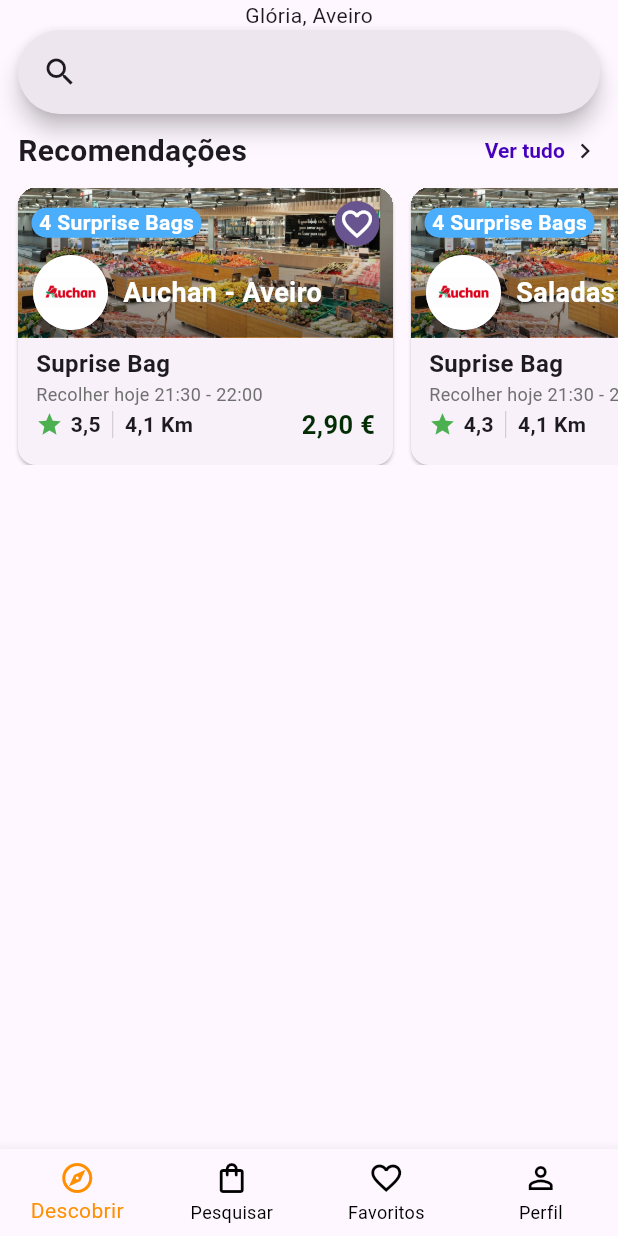
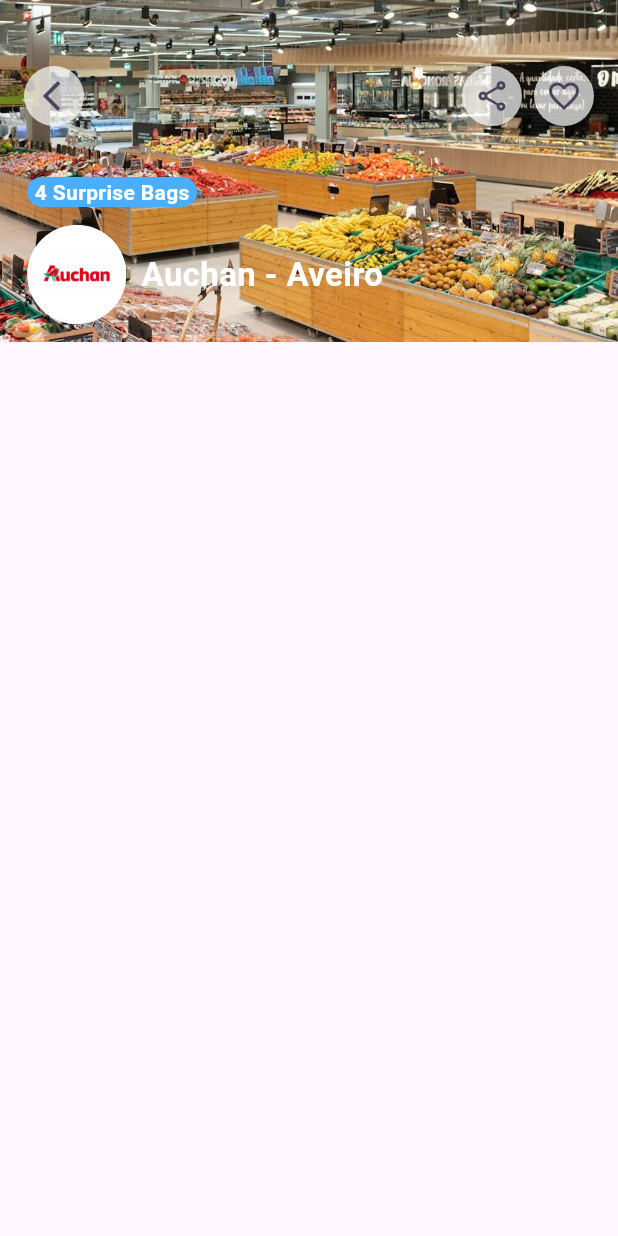
Before and after one commit to Migas77/homework_cm, a Flutter app: the screen it shows after launch, after a tap on an icon or button, on a phone screen of 412 x 824 dp. Run offline on Flutter 3.47's test engine with Material 3 defaults, Android fonts, the phone set to English and light mode, and no system bars; our stand-ins replace animated_toggle_switch, google_maps_flutter.

Commit message:
store screen started with store image and stack of buttons and image logos and surprise bags

```diff
--- a/lib/data/highlights.dart
+++ b/lib/data/highlights.dart
@@ -10,8 +10,8 @@
   });
 }
 
-Highlight h_quality_price_racio = Highlight(icon: const Icon(Icons.insert_emoticon_sharp), description: "Boa relação qualidade-preço");
-Highlight h_delicious_food = Highlight(icon: const Icon(Icons.insert_emoticon_sharp), description: "Comida deliciosa");
-Highlight h_friendly_staff = Highlight(icon: const Icon(Icons.insert_emoticon_sharp), description: "Funcionários Amigáveis");
-Highlight h_good_quantity = Highlight(icon: const Icon(Icons.insert_emoticon_sharp), description: "Boa Quantidade de Comida");
-Highlight h_fast_retrieval = Highlight(icon: const Icon(Icons.insert_emoticon_sharp), description: "Recolha Rápida");
+Highlight hQualityPriceRatio = Highlight(icon: const Icon(Icons.insert_emoticon_sharp), description: "Boa relação qualidade-preço");
+Highlight hDeliciousFood = Highlight(icon: const Icon(Icons.insert_emoticon_sharp), description: "Comida deliciosa");
+Highlight hFriendlyStaff = Highlight(icon: const Icon(Icons.insert_emoticon_sharp), description: "Funcionários Amigáveis");
+Highlight hGoodQuantity = Highlight(icon: const Icon(Icons.insert_emoticon_sharp), description: "Boa Quantidade de Comida");
+Highlight hFastRetrieval = Highlight(icon: const Icon(Icons.insert_emoticon_sharp), description: "Recolha Rápida");
--- a/lib/data/stores.dart
+++ b/lib/data/stores.dart
@@ -52,7 +52,7 @@
       closingRetrievalHours: "20:00",
       address: "R. Dom Manuel Barbuda e Vasconcelos",
       mealType: "Mercearia",
-      top3Highlights: [h_quality_price_racio, h_delicious_food, h_friendly_staff],
+      top3Highlights: [hQualityPriceRatio, hDeliciousFood, hFriendlyStaff],
       availableSurpriseBags: 4,
       last6monthsReviewCount: 150,
       rating: 3.5,
@@ -67,7 +67,7 @@
       closingRetrievalHours: "22:00",
       address: "Rua São Sebastião n 31",
       mealType: "Menu do dia",
-      top3Highlights: [h_quality_price_racio, h_delicious_food, h_friendly_staff],
+      top3Highlights: [hQualityPriceRatio, hDeliciousFood, hFriendlyStaff],
       availableSurpriseBags: 4,
       last6monthsReviewCount: 290,
       rating: 4.3,
@@ -82,7 +82,7 @@
       closingRetrievalHours: "23:15",
       address: "R. Direita de Aradas 103, 3810-005 Aveiro, Portugal",
       mealType: "Jantar",
-      top3Highlights: [h_quality_price_racio, h_good_quantity, h_fast_retrieval],
+      top3Highlights: [hQualityPriceRatio, hGoodQuantity, hFastRetrieval],
       availableSurpriseBags: 1,
       last6monthsReviewCount: 213,
       rating: 4.7,
@@ -97,7 +97,7 @@
       closingRetrievalHours: "21:00",
       address: "Via Cândido Teles 7, 3830-126 Ílhavo, Portugal",
       mealType: "Pastelaria",
-      top3Highlights: [h_quality_price_racio, h_good_quantity, h_fast_retrieval],
+      top3Highlights: [hQualityPriceRatio, hGoodQuantity, hFastRetrieval],
       availableSurpriseBags: 3,
       last6monthsReviewCount: 178,
       rating: 4.6,
@@ -112,7 +112,7 @@
       closingRetrievalHours: "15:00",
       address: "Centro Comercial Oita, 2.ºpiso, loja 406, Av. Dr. Lourenço Peixinho Loja 406, 3800-140 Aveiro, Portugal",
       mealType: "Refeição",
-      top3Highlights: [h_quality_price_racio, h_friendly_staff, h_delicious_food],
+      top3Highlights: [hQualityPriceRatio, hFriendlyStaff, hDeliciousFood],
       availableSurpriseBags: 4,
       last6monthsReviewCount: 33,
       rating: 4.2,
@@ -127,7 +127,7 @@
       closingRetrievalHours: "23:00",
       address: "R. do Batalhão de Caçadores 10 2.07, 3810-064 Aveiro, Portugal",
       mealType: "Surprise Bag Média: Pizza à fatia e/ou complementos (Jantar)",
-      top3Highlights: [h_quality_price_racio, h_delicious_food, h_friendly_staff],
+      top3Highlights: [hQualityPriceRatio, hDeliciousFood, hFriendlyStaff],
       availableSurpriseBags: 1,
       last6monthsReviewCount: 15,
       rating: 3.0,
@@ -142,7 +142,7 @@
       closingRetrievalHours: "22:00",
       address: "R. do Batalhão de Caçadores 10 Store 2.2a, 3810-064 Aveiro, Portugal",
       mealType: "Refeição pequena (excepto saladas)",
-      top3Highlights: [h_quality_price_racio, h_friendly_staff, h_delicious_food],
+      top3Highlights: [hQualityPriceRatio, hFriendlyStaff, hDeliciousFood],
       availableSurpriseBags: 4,
       last6monthsReviewCount: 47,
       rating: 3.8,
--- a/lib/main.dart
+++ b/lib/main.dart
@@ -32,11 +32,11 @@
 
 class _MyHomePageState extends State<MyHomePage> {
   int _selectedIndex = 0;
-  List<Widget> _screens = [
-    HomeScreen(),
-    SearchScreen(),
-    StoresMap(),
-    Placeholder()
+  final List<Widget> _screens = [
+    const HomeScreen(),
+    const SearchScreen(),
+    const StoresMap(),
+    const Placeholder()
   ];
 
   @override
--- /dev/null
+++ b/lib/screens/store_screen.dart
@@ -0,0 +1,108 @@
+import 'package:flutter/cupertino.dart';
+import 'package:flutter/material.dart';
+
+import '../data/stores.dart';
+
+class StoreScreen extends StatelessWidget {
+  const StoreScreen({super.key, required this.store});
+
+  final Store store;
+
+  @override
+  Widget build(BuildContext context) {
+    return Scaffold(
+      body: LayoutBuilder(builder: (context, constraints){
+        return Column(
+          children: [
+            Stack(
+              children: [
+                Image.asset(store.storeImagePath, fit: BoxFit.cover, height: 228),
+                Positioned(
+                  left: 12,
+                  top: 40,
+                  child: IconButton.filledTonal(
+                    padding: const EdgeInsets.only(right: 3),
+                    icon: const Icon(Icons.arrow_back_ios_new),
+                    onPressed: (){
+                      Navigator.of(context).pop();
+                    },
+                    style: IconButton.styleFrom(
+                      backgroundColor: Colors.white.withOpacity(0.7),
+                    )
+                  ),
+                ),
+                Positioned(
+                  right: 12,
+                  top: 40,
+                  child: IconButton.filledTonal(
+                      icon: const Icon(Icons.favorite_border_outlined),
+                      onPressed: (){
+                        debugPrint('Favorite tapped.');
+                      },
+                      style: IconButton.styleFrom(
+                        backgroundColor: Colors.white.withOpacity(0.7),
+                      )
+                  ),
+                ),
+                Positioned(
+                  right: 60,
+                  top: 40,
+                  child: IconButton.filledTonal(
+                      icon: const Icon(Icons.share_outlined),
+                      onPressed: (){
+                        debugPrint('Share tapped.');
+                      },
+                      style: IconButton.styleFrom(
+                        backgroundColor: Colors.white.withOpacity(0.7),
+                      )
+                  ),
+                ),
+                Positioned(
+                  left: 18,
+                  bottom: 90,
+                  child: Container(
+                    padding: const EdgeInsets.symmetric(horizontal: 5),
+                    height: 20,
+                    alignment: Alignment.center,
+                    decoration: BoxDecoration(
+                      color: const Color(0xFF4AAEFD), //blue
+                      borderRadius: BorderRadius.circular(45),
+                    ),
+                    child: Text(
+                      '${store.availableSurpriseBags <= 5 ? store.availableSurpriseBags : '5+'} '
+                          'Surprise Bag${store.availableSurpriseBags > 1 ? 's' : ''}',
+                      style: const TextStyle(
+                        fontWeight: FontWeight.bold,
+                        fontSize: 14,
+                        color: Colors.white,
+                      ),
+                    ),
+                  )
+                ),
+                Positioned(
+                    left: 18.2,
+                    bottom: 12,
+                    child: Row(
+                      children: [
+                        CircleAvatar(
+                          radius: 33,
+                          backgroundImage: AssetImage(store.logoImagePath),
+                        ),
+                        const SizedBox(width: 10),
+                        Text(store.name, style: const TextStyle(
+                            fontWeight: FontWeight.w700,
+                            fontSize: 22,
+                            color: Colors.white
+                        )),
+                      ],
+                    ),
+                ),
+              ],
+            ),
+
+          ],
+        );
+      }),
+    );
+  }
+}
--- a/lib/widgets/small_store_card.dart
+++ b/lib/widgets/small_store_card.dart
@@ -1,6 +1,7 @@
 import 'package:flutter/material.dart';
 
 import '../data/stores.dart';
+import '../screens/store_screen.dart';
 
 class SmallStoreCard extends StatelessWidget {
   const SmallStoreCard({
@@ -18,7 +19,11 @@
       child: InkWell(
         splashColor: const Color(0x1F0000FF), // Equivalent to Colors.blue.withAlpha(30)
         onTap: () {
-          debugPrint('Card tapped.');
+          Navigator.of(context).push(
+            MaterialPageRoute(
+              builder: (context) => StoreScreen(store: store)
+            )
+          );
         },
         child: SizedBox(
           width: 250,
```
